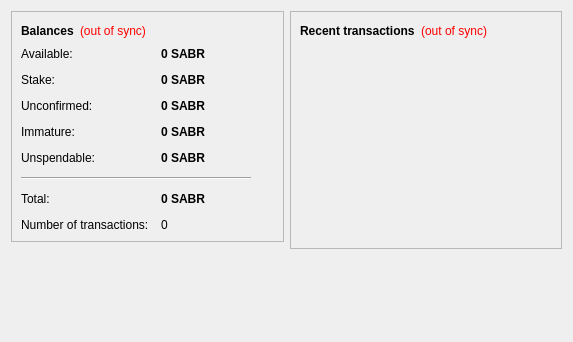
First picture: the form in src/qt/forms/overviewpage.ui, repository SFTZ/SABR, before the edit.
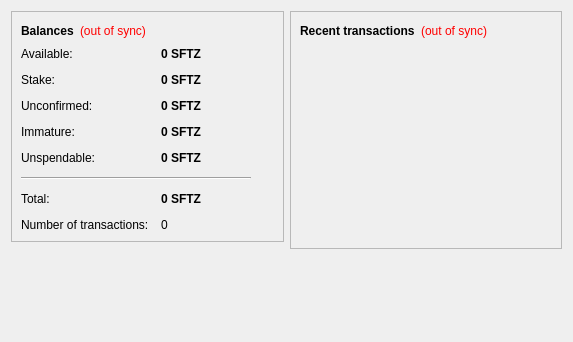
Second picture: the form after the edit.

```diff
--- a/src/qt/forms/overviewpage.ui
+++ b/src/qt/forms/overviewpage.ui
@@ -107,7 +107,7 @@
              <string>Your current available balance</string>
             </property>
             <property name="text">
-             <string notr="true">0 SABR</string>
+             <string notr="true">0 SFTZ</string>
             </property>
             <property name="alignment">
              <set>Qt::AlignLeading|Qt::AlignLeft|Qt::AlignVCenter</set>
@@ -142,7 +142,7 @@
              <string>Total of coins that was staked, and do not yet count toward the current balance</string>
             </property>
             <property name="text">
-             <string notr="true">0 SABR</string>
+             <string notr="true">0 SFTZ</string>
             </property>
             <property name="alignment">
              <set>Qt::AlignLeading|Qt::AlignLeft|Qt::AlignVCenter</set>
@@ -177,7 +177,7 @@
              <string>Total of transactions that have yet to be confirmed, and do not yet count toward the current balance</string>
             </property>
             <property name="text">
-             <string notr="true">0 SABR</string>
+             <string notr="true">0 SFTZ</string>
             </property>
             <property name="alignment">
              <set>Qt::AlignLeading|Qt::AlignLeft|Qt::AlignVCenter</set>
@@ -209,7 +209,7 @@
              <string>Mined balance that has not yet matured</string>
             </property>
             <property name="text">
-             <string notr="true">0 SABR</string>
+             <string notr="true">0 SFTZ</string>
             </property>
             <property name="alignment">
              <set>Qt::AlignLeading|Qt::AlignLeft|Qt::AlignVCenter</set>
@@ -244,7 +244,7 @@
              <string>Your unspendable balance</string>
             </property>
             <property name="text">
-             <string notr="true">0 SABR</string>
+             <string notr="true">0 SFTZ</string>
             </property>
             <property name="alignment">
              <set>Qt::AlignLeading|Qt::AlignLeft|Qt::AlignVCenter</set>
@@ -289,7 +289,7 @@
              <string>Your current total balance</string>
             </property>
             <property name="text">
-             <string notr="true">0 SABR</string>
+             <string notr="true">0 SFTZ</string>
             </property>
             <property name="alignment">
              <set>Qt::AlignLeading|Qt::AlignLeft|Qt::AlignVCenter</set>
```
Left out of the diff: 4 changed lines with no effect on the pictures.
